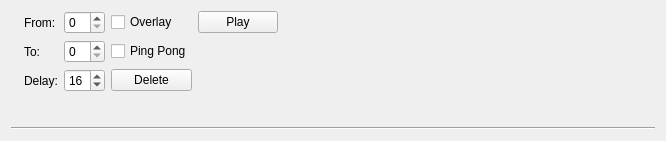
Above: animations/animationform.ui from jowin202/OpenSprite before the change. Below: the same form after it.
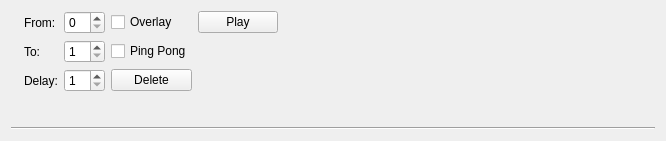
That is the form after the change.

The edit to the form file:
```diff
--- a/animations/animationform.ui
+++ b/animations/animationform.ui
@@ -34,7 +34,11 @@
       </widget>
      </item>
      <item row="1" column="1">
-      <widget class="QSpinBox" name="spin_to"/>
+      <widget class="QSpinBox" name="spin_to">
+       <property name="minimum">
+        <number>1</number>
+       </property>
+      </widget>
      </item>
      <item row="1" column="0">
       <widget class="QLabel" name="label_2">
@@ -45,8 +49,8 @@
      </item>
      <item row="2" column="1">
       <widget class="QSpinBox" name="spin_timer">
-       <property name="value">
-        <number>16</number>
+       <property name="minimum">
+        <number>1</number>
        </property>
       </widget>
      </item>
```
